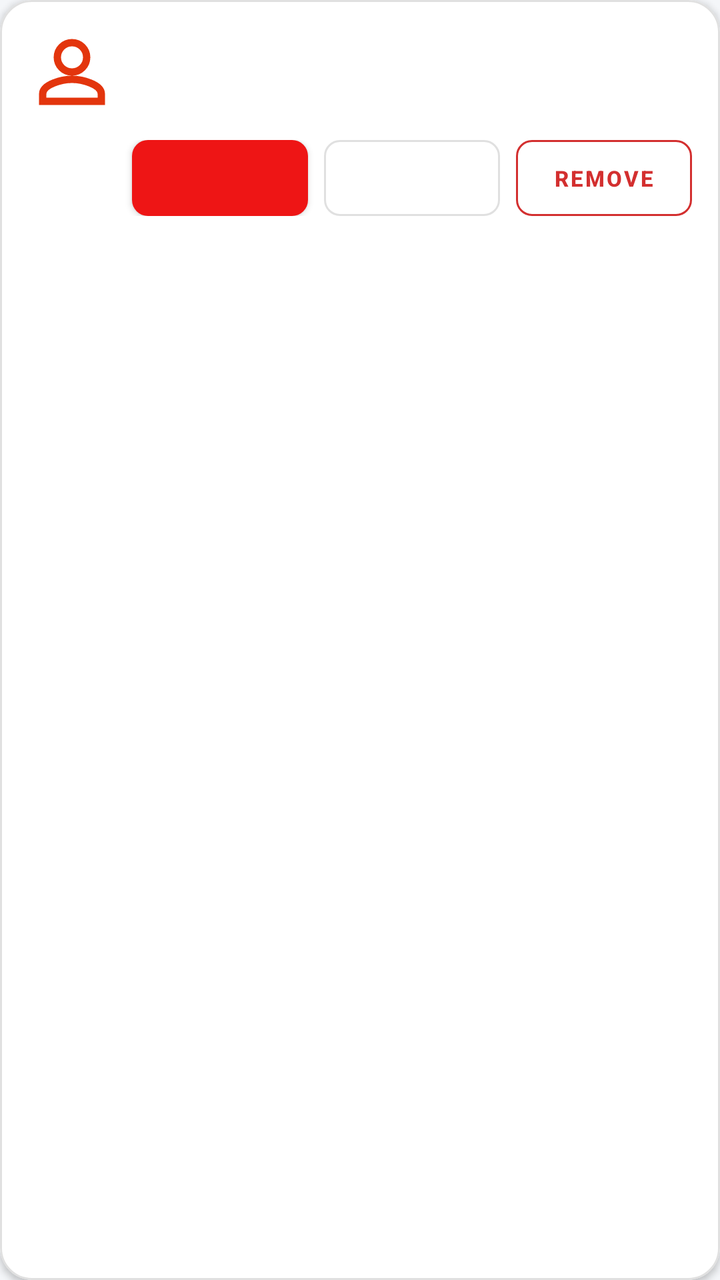
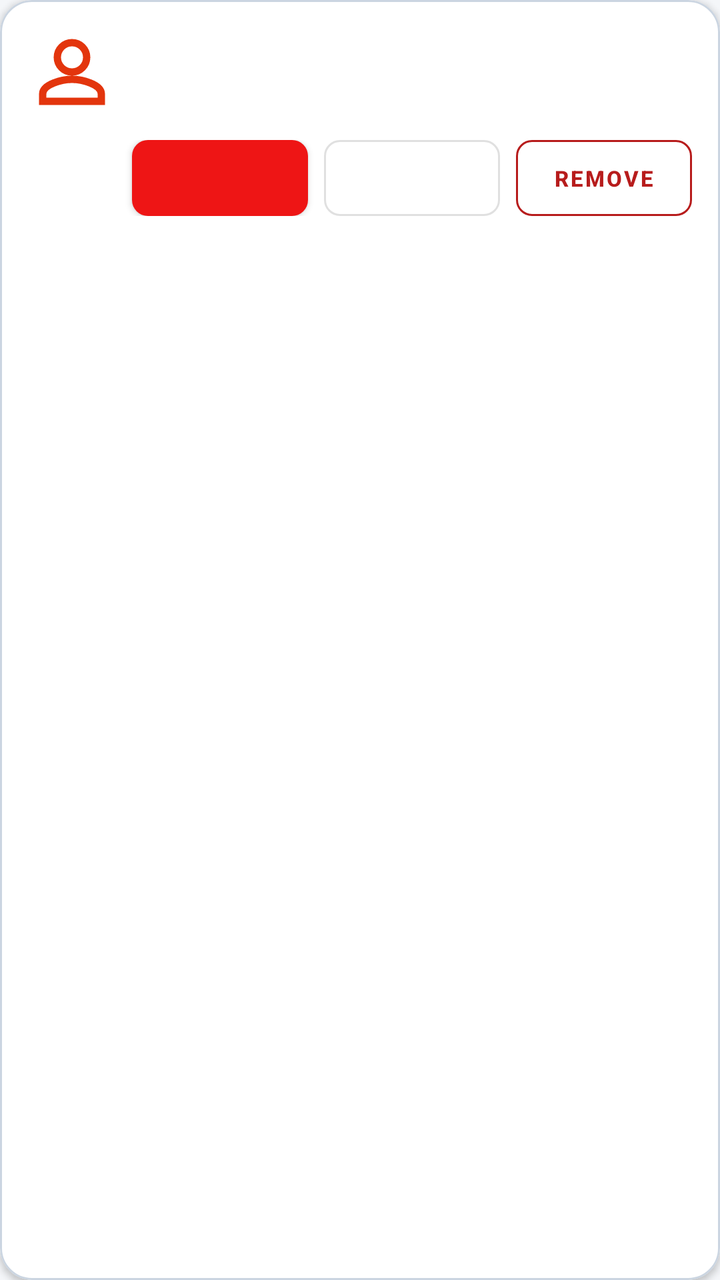

Screens rendered from an Android XML layout before and after an edit, with the pre-edit source and the edit as a unified diff.
<!-- AndroidManifest.xml: application theme Theme.PokemonExplorer -->
<!-- res/layout/item_friend_row.xml -->
<?xml version="1.0" encoding="utf-8"?>
<com.google.android.material.card.MaterialCardView xmlns:android="http://schemas.android.com/apk/res/android"
    xmlns:app="http://schemas.android.com/apk/res-auto"
    android:layout_width="match_parent"
    android:layout_height="wrap_content"
    android:layout_marginHorizontal="16dp"
    android:layout_marginVertical="6dp"
    app:cardBackgroundColor="#FFFFFF"
    app:cardCornerRadius="16dp"
    app:cardElevation="2dp"
    app:strokeColor="#E0E0E0"
    app:strokeWidth="1dp">

    <LinearLayout
        android:layout_width="match_parent"
        android:layout_height="wrap_content"
        android:orientation="vertical"
        android:padding="14dp">

        
        <LinearLayout
            android:layout_width="match_parent"
            android:layout_height="wrap_content"
            android:gravity="center_vertical"
            android:orientation="horizontal">

            <ImageView
                android:id="@+id/ivAvatar"
                android:layout_width="44dp"
                android:layout_height="44dp"
                android:contentDescription="User Avatar"
                android:src="@drawable/ic_user"
                app:tint="#E3350D" />

            <LinearLayout
                android:layout_width="0dp"
                android:layout_height="wrap_content"
                android:layout_marginStart="12dp"
                android:layout_weight="1"
                android:orientation="vertical">

                <TextView
                    android:id="@+id/tvFriendUsername"
                    android:layout_width="match_parent"
                    android:layout_height="wrap_content"
                    android:ellipsize="end"
                    android:maxLines="1"
                    android:textColor="#000000"
                    android:textSize="16sp"
                    android:textStyle="bold" />

                <TextView
                    android:id="@+id/tvFriendStatus"
                    android:layout_width="match_parent"
                    android:layout_height="wrap_content"
                    android:layout_marginTop="2dp"
                    android:ellipsize="end"
                    android:maxLines="1"
                    android:textColor="#757575"
                    android:textSize="12sp" />
            </LinearLayout>
        </LinearLayout>

        
        <LinearLayout
            android:id="@+id/llActions"
            android:layout_width="match_parent"
            android:layout_height="wrap_content"
            android:layout_marginTop="12dp"
            android:gravity="end|center_vertical"
            android:orientation="horizontal">

            <com.google.android.material.button.MaterialButton
                android:id="@+id/btnPrimaryAction"
                style="@style/Widget.MaterialComponents.Button"
                android:layout_width="wrap_content"
                android:layout_height="38dp"
                android:insetTop="0dp"
                android:insetBottom="0dp"
                android:paddingHorizontal="12dp"
                android:textSize="11sp"
                android:textStyle="bold"
                app:cornerRadius="8dp" />

            <com.google.android.material.button.MaterialButton
                android:id="@+id/btnSecondaryAction"
                style="@style/Widget.MaterialComponents.Button.OutlinedButton"
                android:layout_width="wrap_content"
                android:layout_height="38dp"
                android:layout_marginStart="8dp"
                android:insetTop="0dp"
                android:insetBottom="0dp"
                android:paddingHorizontal="12dp"
                android:textSize="11sp"
                android:textStyle="bold"
                app:cornerRadius="8dp" />

            <com.google.android.material.button.MaterialButton
                android:id="@+id/btnRemoveAction"
                style="@style/Widget.MaterialComponents.Button.OutlinedButton"
                android:layout_width="wrap_content"
                android:layout_height="38dp"
                android:layout_marginStart="8dp"
                android:insetTop="0dp"
                android:insetBottom="0dp"
                android:paddingHorizontal="10dp"
                android:text="REMOVE"
                android:textColor="#D32F2F"
                android:textSize="11sp"
                android:textStyle="bold"
                app:cornerRadius="8dp"
                app:strokeColor="#D32F2F" />
        </LinearLayout>

    </LinearLayout>
</com.google.android.material.card.MaterialCardView>
<!-- resources referenced by this layout -->
<resources>
  <!-- drawable ic_user (drawable) -->
  <?xml version="1.0" encoding="utf-8"?>
  <vector xmlns:android="http://schemas.android.com/apk/res/android"
      android:width="24dp"
      android:height="24dp"
      android:viewportWidth="24"
      android:viewportHeight="24">
      <path
          android:fillColor="#00000000"
          android:strokeColor="@color/text_high"
          android:strokeWidth="2"
          android:pathData="M12,12c2.21,0 4,-1.79 4,-4s-1.79,-4 -4,-4 -4,1.79 -4,4 1.79,4 4,4zM12,14c-2.67,0 -8,1.34 -8,4v2h16v-2c0,-2.66 -5.33,-4 -8,-4z" />
  </vector>
  <style name="Theme.PokemonExplorer" parent="Theme.MaterialComponents.DayNight.NoActionBar">
          <item name="colorPrimary">@color/poke_red</item>
          <item name="colorOnPrimary">@color/text_high</item>
          <item name="colorSecondary">@color/poke_yellow</item>
          <item name="android:windowBackground">@color/app_background</item>
          <item name="android:statusBarColor">@android:color/transparent</item>
          <item name="android:navigationBarColor">@android:color/transparent</item>
          <item name="android:windowDrawsSystemBarBackgrounds">true</item>
          <item name="android:windowActivityTransitions">true</item>
          <item name="android:windowContentTransitions">true</item>
          <item name="android:windowSharedElementEnterTransition">@android:transition/move</item>
          <item name="android:windowSharedElementExitTransition">@android:transition/move</item>
      </style>
  <color name="text_high">#0F172A</color>
  <color name="poke_red">#EE1515</color>
  <color name="poke_yellow">#FFCB05</color>
  <color name="app_background">#F4F6F9</color>
</resources>

<!-- the commit's change to res/layout/item_friend_row.xml (unified diff, before → after) -->
@@ -5,10 +5,10 @@
     android:layout_height="wrap_content"
     android:layout_marginHorizontal="16dp"
     android:layout_marginVertical="6dp"
-    app:cardBackgroundColor="#FFFFFF"
+    app:cardBackgroundColor="@color/social_card"
     app:cardCornerRadius="16dp"
     app:cardElevation="2dp"
-    app:strokeColor="#E0E0E0"
+    app:strokeColor="@color/border_10"
     app:strokeWidth="1dp">
 
     <LinearLayout
@@ -45,7 +45,7 @@
                     android:layout_height="wrap_content"
                     android:ellipsize="end"
                     android:maxLines="1"
-                    android:textColor="#000000"
+                    android:textColor="@color/text_high"
                     android:textSize="16sp"
                     android:textStyle="bold" />
 
@@ -56,7 +56,7 @@
                     android:layout_marginTop="2dp"
                     android:ellipsize="end"
                     android:maxLines="1"
-                    android:textColor="#757575"
+                    android:textColor="@color/text_low"
                     android:textSize="12sp" />
             </LinearLayout>
         </LinearLayout>
@@ -105,11 +105,11 @@
                 android:insetBottom="0dp"
                 android:paddingHorizontal="10dp"
                 android:text="REMOVE"
-                android:textColor="#D32F2F"
+                android:textColor="@color/social_danger"
                 android:textSize="11sp"
                 android:textStyle="bold"
                 app:cornerRadius="8dp"
-                app:strokeColor="#D32F2F" />
+                app:strokeColor="@color/social_danger" />
         </LinearLayout>
 
     </LinearLayout>
<!-- resource entries referenced after the edit -->
@@ -1,5 +1,8 @@
 <!-- resources referenced by this layout -->
 <resources>
+  <color name="border_10">#CBD5E1</color>
+  <color name="social_card">#FFFFFF</color>
+  <color name="social_danger">#B71C1C</color>
   <!-- drawable ic_user (drawable) -->
   <?xml version="1.0" encoding="utf-8"?>
   <vector xmlns:android="http://schemas.android.com/apk/res/android"
@@ -20,6 +23,8 @@
           <item name="android:windowBackground">@color/app_background</item>
           <item name="android:statusBarColor">@android:color/transparent</item>
           <item name="android:navigationBarColor">@android:color/transparent</item>
+          <item name="android:windowLightStatusBar">@bool/light_system_bars</item>
+          <item name="android:windowLightNavigationBar">@bool/light_system_bars</item>
           <item name="android:windowDrawsSystemBarBackgrounds">true</item>
           <item name="android:windowActivityTransitions">true</item>
           <item name="android:windowContentTransitions">true</item>
@@ -27,6 +32,7 @@
           <item name="android:windowSharedElementExitTransition">@android:transition/move</item>
       </style>
   <color name="text_high">#0F172A</color>
+  <color name="text_low">#64748B</color>
   <color name="poke_red">#EE1515</color>
   <color name="poke_yellow">#FFCB05</color>
   <color name="app_background">#F4F6F9</color>
